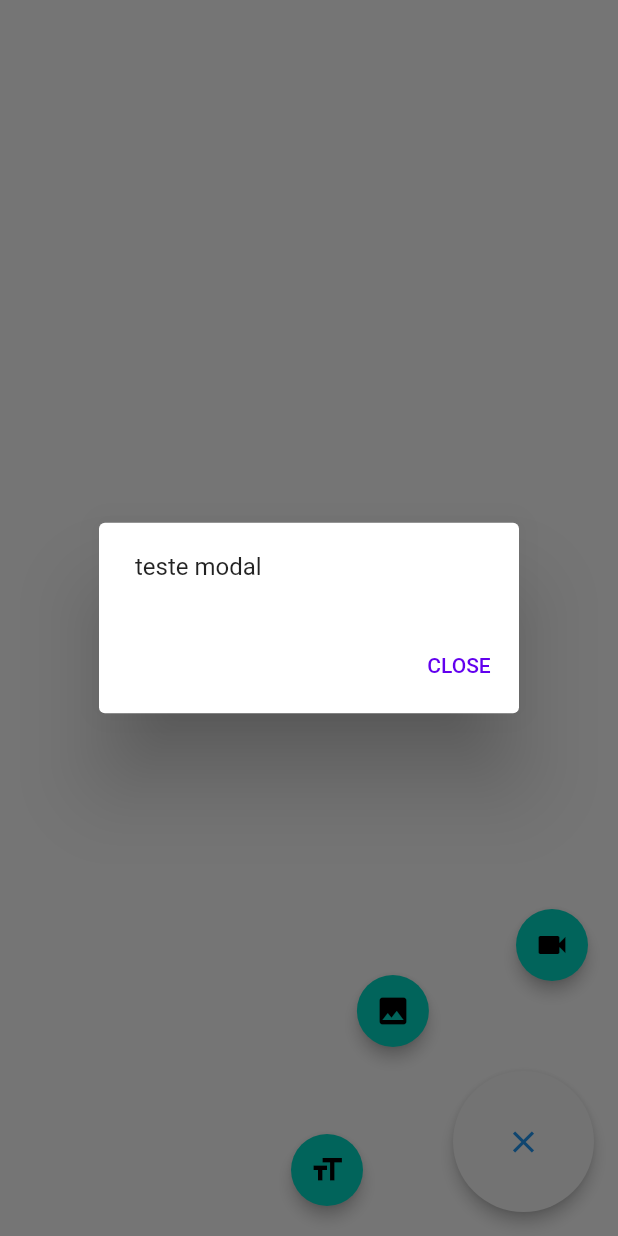
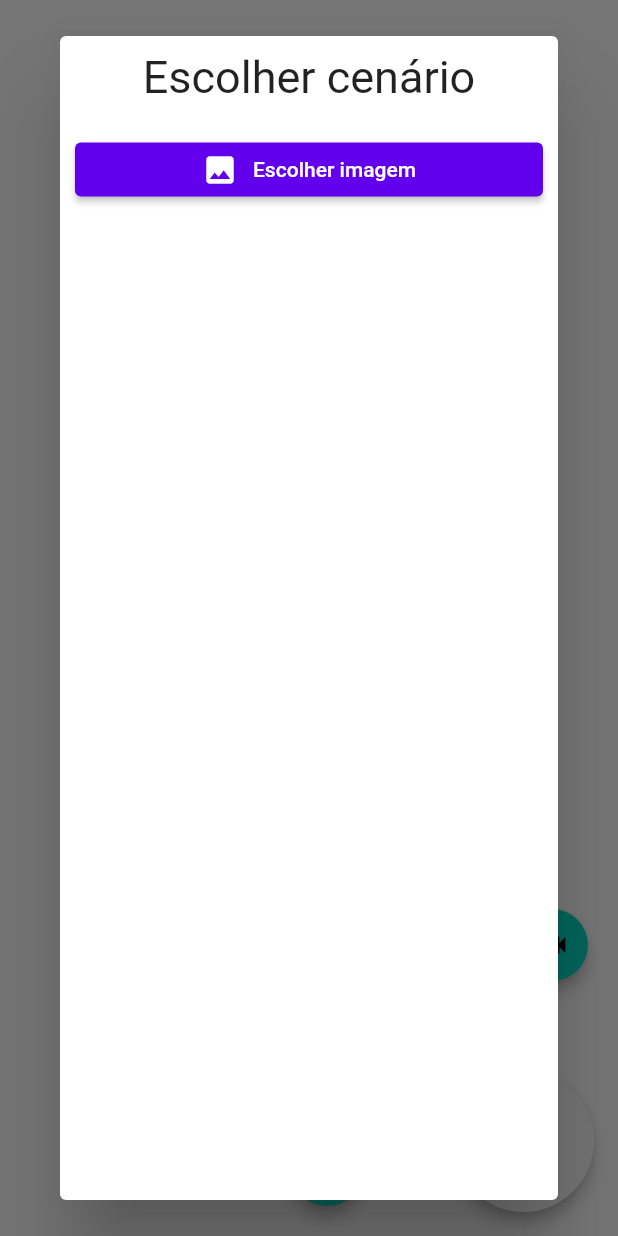
Before and after one commit to vonSchweeee/rpg, a Flutter app: the MasterScreen screen opened by its route, after a tap on the "close" icon, after a tap on the "format size" icon, on a phone screen of 412 x 824 dp. Run offline on Flutter 3.47's test engine with Material 2 defaults, Android fonts, the phone set to English and light mode, and no system bars; drawn by our look-alikes of auto_size_text; our stand-ins replace file_picker.

Commit message:
Seletor de arquivos para o cenário

```diff
--- a/lib/screens/master.dart
+++ b/lib/screens/master.dart
@@ -1,8 +1,25 @@
+import 'dart:io';
+
+import 'package:auto_size_text/auto_size_text.dart';
+import 'package:file_picker/file_picker.dart';
 import 'package:flutter/material.dart';
 import 'package:rpg/components/expandable_fab.dart';
 
 class MasterScreen extends StatelessWidget {
   const MasterScreen({Key? key}) : super(key: key);
+
+  void pickScenery () async {
+    FilePickerResult? result = await FilePicker.platform.pickFiles();
+
+    if (result != null && result.files.first.path != null) {
+      File file = File(
+        result.files.first.path!,
+      );
+      debugPrint(file.path);
+    } else {
+      // User canceled the picker
+    }
+  }
 
   @override
   Widget build(BuildContext context) {
@@ -10,14 +27,34 @@ class MasterScreen extends StatelessWidget {
       showDialog<void>(
         context: context,
         builder: (context) {
-          return AlertDialog(
-            content: Text('teste modal'),
-            actions: [
-              TextButton(
-                onPressed: () => Navigator.of(context).pop(),
-                child: const Text('CLOSE'),
+          return Dialog(
+            child: Container(
+              constraints: const BoxConstraints(maxHeight: 900, maxWidth: 700),
+              width: double.infinity,
+              padding: const EdgeInsets.all(10),
+              child: Column(
+                children: [
+                  const AutoSizeText('Escolher cenário', style: TextStyle(fontSize: 30), maxLines: 1),
+                  Padding(
+                    padding: const EdgeInsets.only(top: 20),
+                    child: ElevatedButton(
+                      onPressed: pickScenery,
+                      style: ElevatedButton.styleFrom(maximumSize: const Size(400, 100)),
+                      child: Row(
+                        mainAxisAlignment: MainAxisAlignment.center,
+                        children: const [
+                          Icon(Icons.image),
+                          Padding(
+                            padding: EdgeInsets.only(left: 10),
+                            child: Text('Escolher imagem'),
+                          )
+                        ],
+                      ),
+                    ),
+                  ),
+                ]
               ),
-            ],
+            ),
           );
         },
       );
@@ -32,9 +69,14 @@ class MasterScreen extends StatelessWidget {
             onPressed: () => _showAction(context, 0),
             icon: const Icon(Icons.format_size),
           ),
-          ActionButton(
-            onPressed: () => _showAction(context, 1),
-            icon: const Icon(Icons.insert_photo),
+          Tooltip(
+            preferBelow: false,
+            margin: const EdgeInsets.only(bottom: 5),
+            message: 'Escolher cenário',
+            child: ActionButton(
+              onPressed: () => _showAction(context, 1),
+              icon: const Icon(Icons.insert_photo),
+            ),
           ),
           ActionButton(
             onPressed: () => _showAction(context, 2),
--- a/pubspec.yaml
+++ b/pubspec.yaml
@@ -35,6 +35,7 @@ dependencies:
   # Use with the CupertinoIcons class for iOS style icons.
   cupertino_icons: ^1.0.2
   auto_size_text: ^3.0.0
+  file_picker: ^5.0.1
 
 dev_dependencies:
   flutter_test:
```
Also changed, not shown: pubspec.lock.
